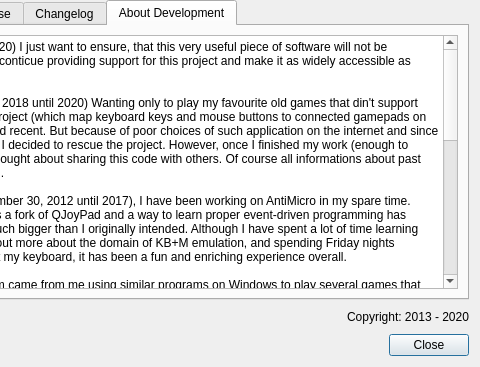
AntiMicroX/antimicrox, file src/aboutdialog.ui: the form before one commit; both pictures show x 160 to 640 and y 113 to 480 of the 640 by 480 pixel window.
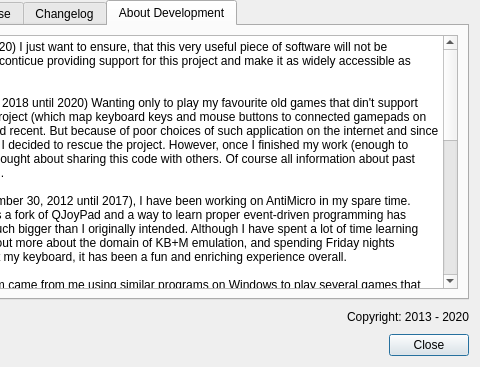
The form after the commit. Icons and pictures are not drawn.

```diff
--- a/src/aboutdialog.ui
+++ b/src/aboutdialog.ui
@@ -368,7 +368,7 @@
            <property name="plainText">
             <string>&quot;pktiuk&quot; (since August 2020) I just want to ensure, that this very useful piece of software will not be abandoned, I decided to conticue providing support for this project and make it as widely accessible as possible.
 
-&quot;juliagoda&quot; (since March, 2018 until 2020) Wanting only to play my favourite old games that din't support gamepads, I found this project (which map keyboard keys and mouse buttons to connected gamepads on Linux) as most proper and recent. But because of poor choices of such application on the internet and since it didn't compile properly, I decided to rescue the project. However, once I finished my work (enough to enjoy playing games) I thought about sharing this code with others. Of course all informations about past programmers will be held.
+&quot;juliagoda&quot; (since March, 2018 until 2020) Wanting only to play my favourite old games that din't support gamepads, I found this project (which map keyboard keys and mouse buttons to connected gamepads on Linux) as most proper and recent. But because of poor choices of such application on the internet and since it didn't compile properly, I decided to rescue the project. However, once I finished my work (enough to enjoy playing games) I thought about sharing this code with others. Of course all information about past programmers will be held.
 
 &quot;Ryochan7&quot; (since December 30, 2012 until 2017), I have been working on AntiMicro in my spare time. What originally started as a fork of QJoyPad and a way to learn proper event-driven programming has turned into something much bigger than I originally intended. Although I have spent a lot of time learning new techniques, finding out more about the domain of KB+M emulation, and spending Friday nights bashing my head against my keyboard, it has been a fun and enriching experience overall.
 
```
